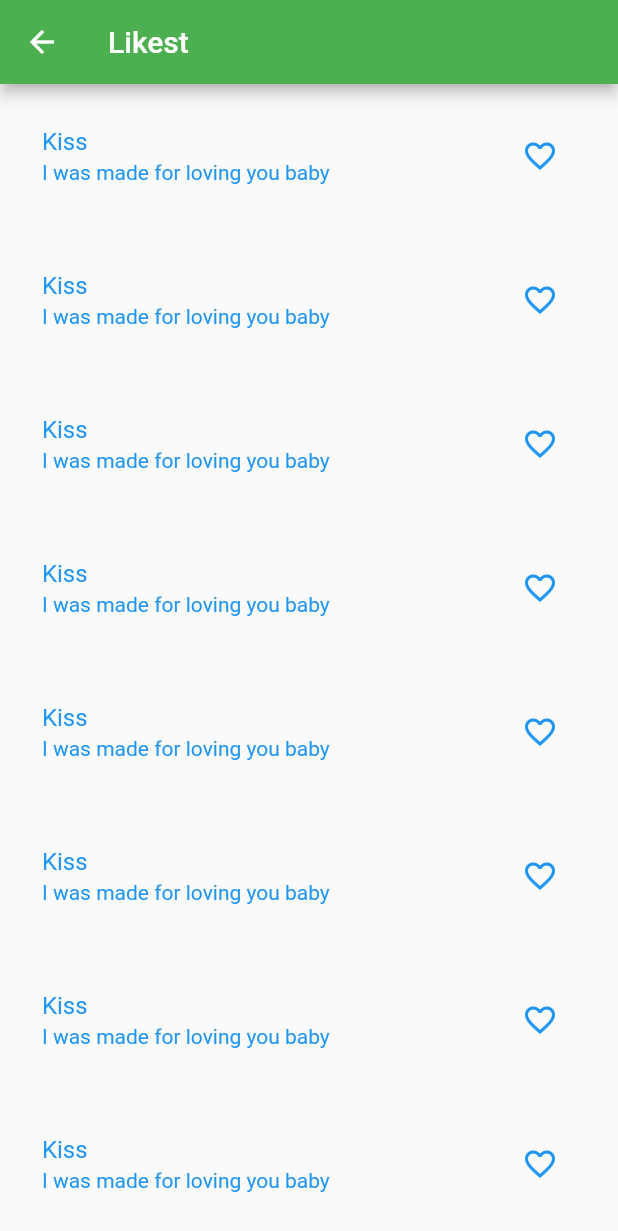
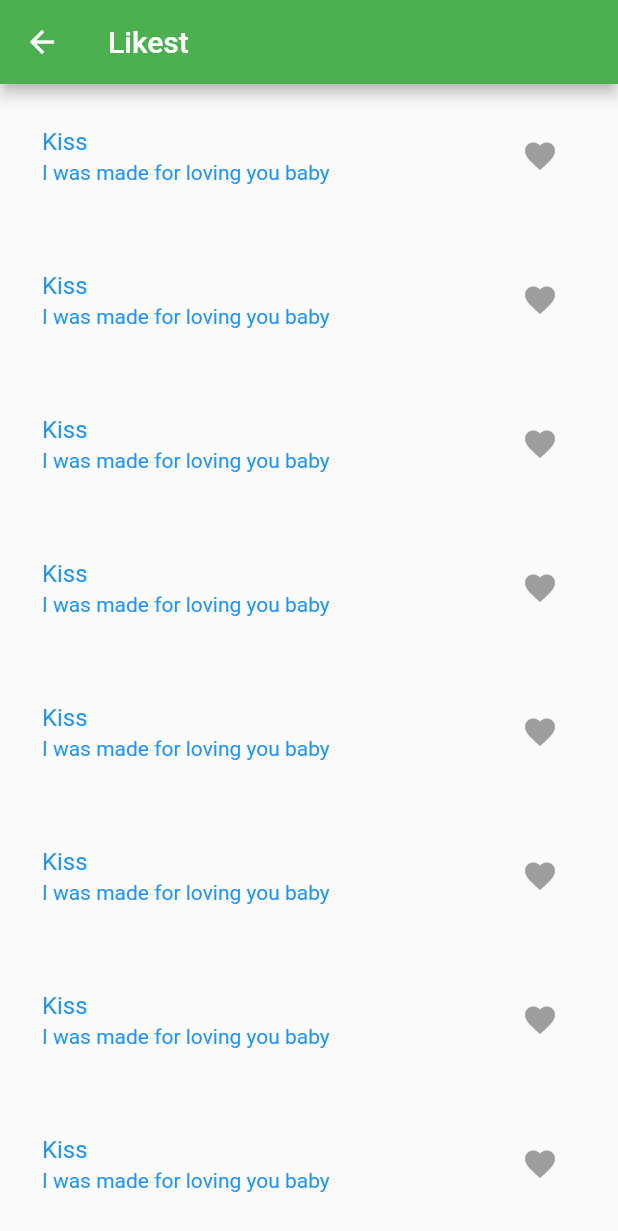
Before and after one commit to k1mka/spotify_prototype, a Flutter app: the FavoriteLayout screen opened directly, on a phone screen of 412 x 824 dp. Shown: the top 1231 px of the screen. Run offline on Flutter 3.47's test engine with Material 2 defaults, Android fonts, the phone set to English and light mode, and no system bars; our stand-ins replace flutter_bloc, get_it, persistent_bottom_nav_bar.

Commit message:
added possibility to change color of icon

```diff
--- a/lib/presentation/widgets/track_widget.dart
+++ b/lib/presentation/widgets/track_widget.dart
@@ -11,6 +11,7 @@ class TrackWidget extends StatefulWidget {
 }
 
 class _TrackWidgetState extends State<TrackWidget> {
+  var isLiked = true;
   @override
   Widget build(BuildContext context) {
     return Column(
@@ -19,10 +20,17 @@ class _TrackWidgetState extends State<TrackWidget> {
           padding: const EdgeInsets.all(12),
           child: ListTile(
             title: Text(widget.trackModel.artistsNamesFormatted),
-            subtitle: Text(widget.trackModel.songName),
+            subtitle: Text(widget.trackModel.songName.toString()),
             trailing: IconButton(
-              icon: const Icon(Icons.favorite_border),
-              onPressed: () {},
+              icon: Icon(
+                Icons.favorite,
+                color: isLiked ? Colors.grey : Colors.red,
+              ),
+              onPressed: () {
+                setState(() {
+                  isLiked = !isLiked;
+                });
+              },
             ),
             selected: true,
           ),
```
